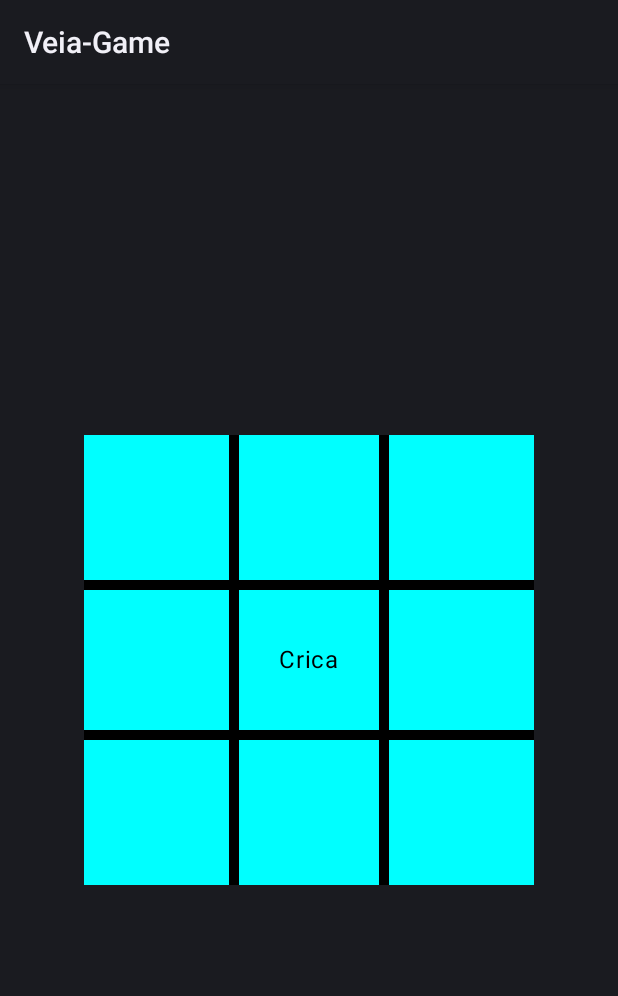
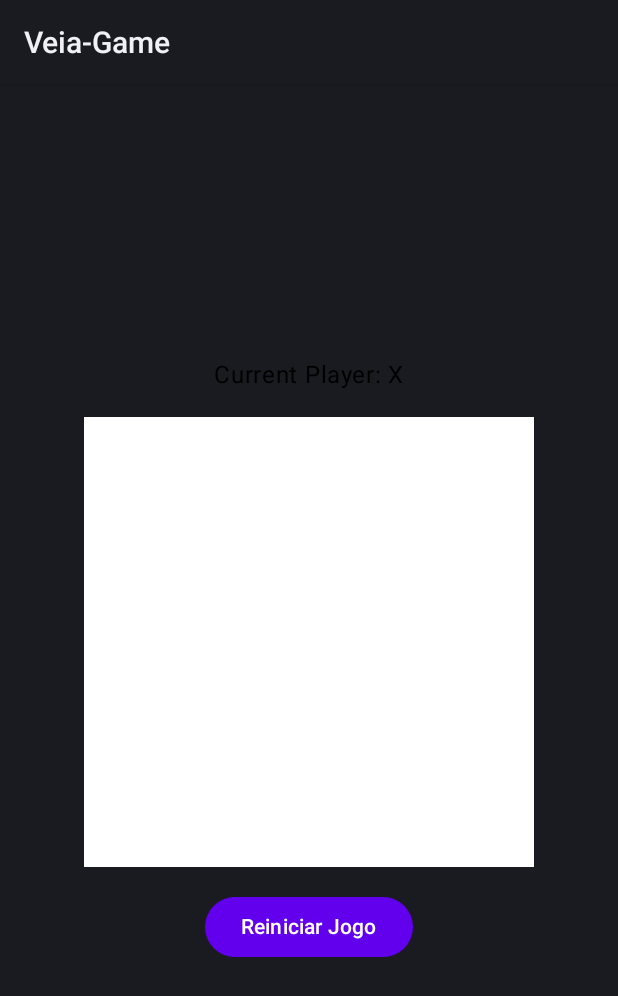
Before and after one commit to luadevsec/Veia-Game, an Android app built with Jetpack Compose: the screen it shows after launch (MainActivity), after a tap on "Classic Mode", on a phone screen of 412 x 824 dp. Shown: the top 996 px of the screen. Run offline under Robolectric (Android 15) with nearby library versions, the phone set to English and light mode, and no system bars.

Commit message:
modo infinito + modo classico

```diff
--- a/app/src/main/java/com/example/veia_game/MainActivity.kt
+++ b/app/src/main/java/com/example/veia_game/MainActivity.kt
@@ -9,7 +9,9 @@ import androidx.navigation.compose.composable
 import androidx.navigation.compose.rememberNavController
 import com.example.veia_game.ui.theme.MyApplicationTheme
 import com.example.veia_game.ui.view.pages.ClassicScreen
+import com.example.veia_game.ui.view.pages.InfinityScreen
 import com.example.veia_game.ui.view.pages.MainMenuScreen
+import com.example.veia_game.ui.view.pages.TesteScreen
 import com.example.veia_game.view_model.MainViewModel
 
 class MainActivity : ComponentActivity() {
@@ -27,6 +29,12 @@ class MainActivity : ComponentActivity() {
                     composable("classicGameScreen") {
                         ClassicScreen()
                     }
+                    composable("teste") {
+                        TesteScreen()
+                    }
+                    composable("Infinity") {
+                        InfinityScreen()
+                    }
                 }
             }
         }
--- /dev/null
+++ b/app/src/main/java/com/example/veia_game/model/BasicData.kt
@@ -0,0 +1,6 @@
+package com.example.veia_game.model
+
+
+enum class Player { X, O, NONE }
+
+data class GameCell(val player: Player = Player.NONE)
--- a/app/src/main/java/com/example/veia_game/ui/view/pages/MainMenu.kt
+++ b/app/src/main/java/com/example/veia_game/ui/view/pages/MainMenu.kt
@@ -41,7 +41,23 @@ fun MainMenuScreen(navController: NavController, viewModel: MainViewModel) {
                 .fillMaxWidth()
                 .padding(bottom = 16.dp)
         ) {
+            Text(text = "Robot Mode (soon)")
+        }
+        Button(
+            onClick = { navController.navigate("teste") },
+            modifier = Modifier
+                .fillMaxWidth()
+                .padding(bottom = 16.dp)
+        ) {
             Text(text = "Classic Mode")
         }
+        Button(
+                onClick = { navController.navigate("Infinity") },
+        modifier = Modifier
+            .fillMaxWidth()
+            .padding(bottom = 16.dp)
+        ) {
+        Text(text = "Infinity Mode")
+    }
     }
 }
--- /dev/null
+++ b/app/src/main/java/com/example/veia_game/ui/view/pages/TesteScreen.kt
@@ -0,0 +1,85 @@
+package com.example.veia_game.ui.view.pages
+
+import androidx.compose.foundation.Image
+import androidx.compose.foundation.background
+import androidx.compose.foundation.layout.*
+import androidx.compose.foundation.clickable
+import androidx.compose.material3.Button
+import androidx.compose.material3.MaterialTheme
+import androidx.compose.material3.Text
+import androidx.compose.runtime.*
+import androidx.compose.ui.Alignment
+import androidx.compose.ui.Modifier
+import androidx.compose.ui.graphics.Color
+import androidx.compose.ui.res.painterResource
+import androidx.compose.ui.unit.dp
+import androidx.compose.ui.tooling.preview.Preview
+import androidx.lifecycle.viewmodel.compose.viewModel
+import com.example.veia_game.R
+import com.example.veia_game.model.Player
+import com.example.veia_game.view_model.TesteViewModel
+
+@Composable
+fun TesteScreen(viewModel: TesteViewModel = viewModel()) {
+    val board by viewModel.boardState.collectAsState()
+    val currentPlayer by viewModel.currentPlayer.collectAsState()
+    val winner by viewModel.winner.collectAsState()
+
+    Column(
+        modifier = Modifier
+            .fillMaxSize()
+            .padding(16.dp),
+        verticalArrangement = Arrangement.Center,
+        horizontalAlignment = Alignment.CenterHorizontally
+    ) {
+        Text(
+            text = when (winner) {
+                Player.NONE -> "Current Player: ${if (currentPlayer == Player.X) "X" else "O"}"
+                else -> "Winner: ${winner}"
+            },
+            style = MaterialTheme.typography.bodyLarge,
+            color = Color.Black
+        )
+
+        Spacer(modifier = Modifier.height(16.dp))
+
+        // Desenho do tabuleiro
+        for (row in board.indices) {
+            Row(
+                modifier = Modifier.fillMaxWidth(),
+                horizontalArrangement = Arrangement.Center
+            ) {
+                for (col in board[row].indices) {
+                    Box(
+                        modifier = Modifier
+                            .size(100.dp)
+                            .background(Color.White)
+                            .padding(2.dp)
+                            .clickable { viewModel.makeMove(row, col) }
+                    ) {
+                        when (board[row][col].player) {
+                            Player.X -> Image(
+                                painter = painterResource(id = R.drawable.xis_defou),
+                                contentDescription = "X",
+                                modifier = Modifier.fillMaxSize()
+                            )
+                            Player.O -> Image(
+                                painter = painterResource(id = R.drawable.bola_defou),
+                                contentDescription = "O",
+                                modifier = Modifier.fillMaxSize()
+                            )
+                            else -> {}
+                        }
+                    }
+                }
+            }
+        }
+
+        Spacer(modifier = Modifier.height(16.dp))
+
+        // Botão de reset
+        Button(onClick = { viewModel.resetGame() }) {
+            Text(text = "Reiniciar Jogo")
+        }
+    }
+}
--- /dev/null
+++ b/app/src/main/java/com/example/veia_game/view_model/TesteViewModel.kt
@@ -0,0 +1,35 @@
+package com.example.veia_game.view_model
+
+import androidx.lifecycle.ViewModel
+import com.example.veia_game.model.GameCell
+import kotlinx.coroutines.flow.MutableStateFlow
+import kotlinx.coroutines.flow.StateFlow
+import com.example.veia_game.model.TesteModel
+import com.example.veia_game.model.Player
+
+class TesteViewModel : ViewModel() {
+    private val model = TesteModel()
+    private val _boardState = MutableStateFlow(model.getBoard())
+    val boardState: StateFlow<List<List<GameCell>>> = _boardState
+
+    private val _currentPlayer = MutableStateFlow(model.currentPlayer)
+    val currentPlayer: StateFlow<Player> = _currentPlayer
+
+    private val _winner = MutableStateFlow(Player.NONE)
+    val winner: StateFlow<Player> = _winner
+
+    fun makeMove(row: Int, column: Int) {
+        if (model.makeMove(row, column)) {
+            _boardState.value = model.getBoard()
+            _currentPlayer.value = model.currentPlayer
+            _winner.value = model.checkWinner()
+        }
+    }
+
+    fun resetGame() {
+        model.resetGame()
+        _boardState.value = model.getBoard()
+        _currentPlayer.value = model.currentPlayer
+        _winner.value = Player.NONE
+    }
+}
```
Also changed, not shown: app/src/main/java/com/example/veia_game/model/InfinityModel.kt (added, +58 -0 lines), app/src/main/java/com/example/veia_game/model/TesteModel.kt (added, +48 -0 lines), app/src/main/java/com/example/veia_game/ui/view/pages/InfinityScreen.kt (added, +84 -0 lines), app/src/main/java/com/example/veia_game/view_model/InfinityViewModel.kt (added, +35 -0 lines), app/src/main/res/drawable/bola_defou.png (added), app/src/main/res/drawable/xis_defou.png (added).
